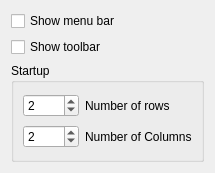
Before: the Qt Designer form src/prefs_base.ui in UjOwtuc/quadkonsole4, drawn with Qt 5.
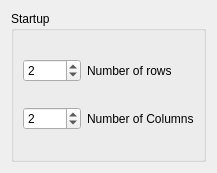
After: the same form once the commit is applied.

Patch:
```diff
--- a/src/prefs_base.ui
+++ b/src/prefs_base.ui
@@ -6,7 +6,7 @@
    <rect>
     <x>0</x>
     <y>0</y>
-    <width>215</width>
+    <width>217</width>
     <height>173</height>
    </rect>
   </property>
@@ -15,20 +15,6 @@
   </property>
   <layout class="QGridLayout" name="gridLayout_2">
    <item row="0" column="0">
-    <widget class="QCheckBox" name="kcfg_showMenubar">
-     <property name="text">
-      <string>Show menu bar</string>
-     </property>
-    </widget>
-   </item>
-   <item row="1" column="0">
-    <widget class="QCheckBox" name="kcfg_showToolbar">
-     <property name="text">
-      <string>Show toolbar</string>
-     </property>
-    </widget>
-   </item>
-   <item row="2" column="0">
     <widget class="QGroupBox" name="groupBox">
      <property name="title">
       <string>Startup</string>
```
